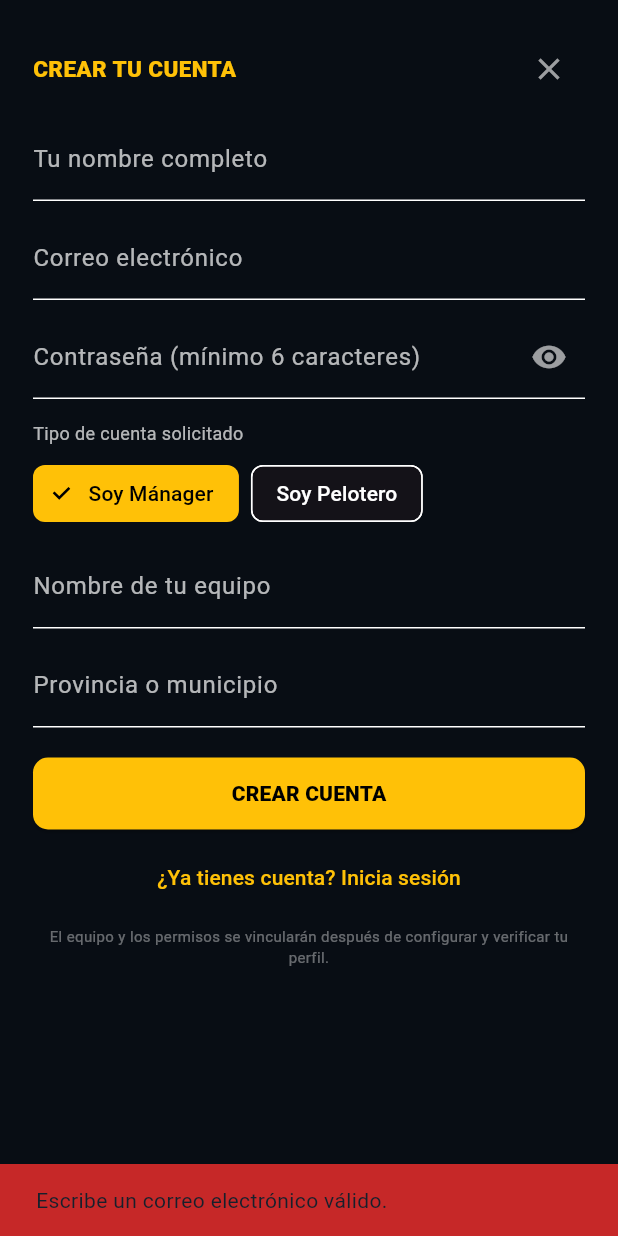
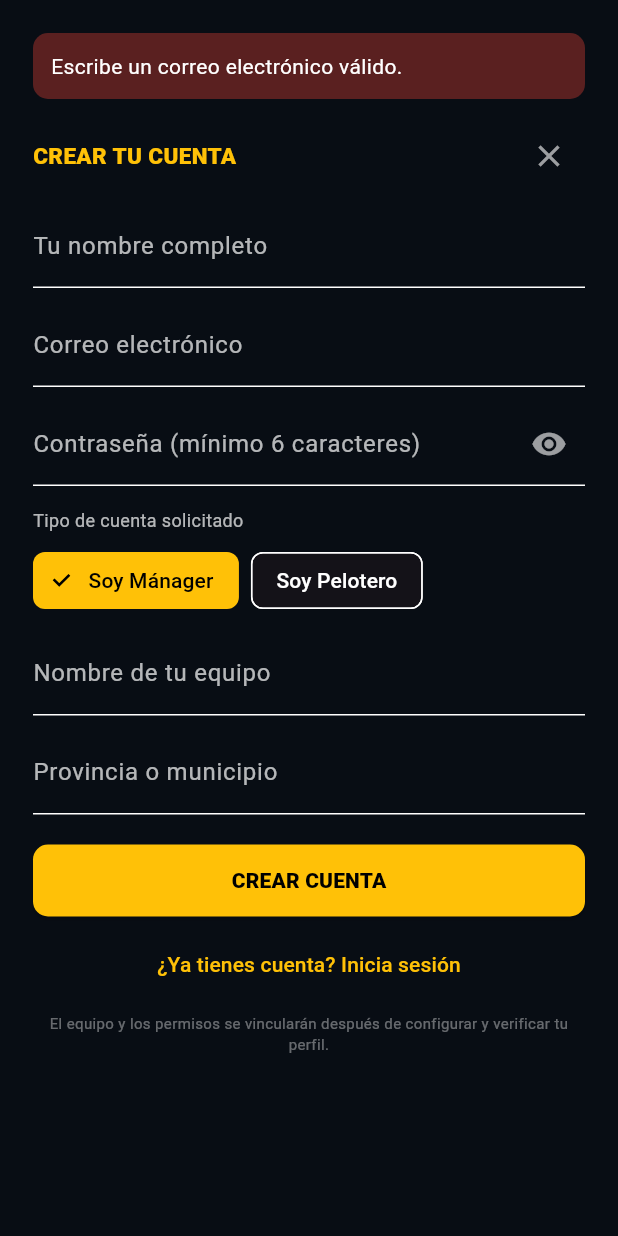
Before and after one commit to cuevas5406/softball-world-lineup, a Flutter app: the FullTeamRegistrationSheet widget shown alone on an empty page, opened directly, after a tap on "CREAR CUENTA", on a phone screen of 412 x 824 dp. Run offline on Flutter 3.47's test engine with Material 3 defaults, Android fonts, the phone set to English and light mode, and no system bars; our stand-ins replace supabase_flutter; accounts and stored records are empty; network calls fail.

Commit message:
Update main.dart

```diff
--- a/lib/main.dart
+++ b/lib/main.dart
@@ -6,7 +6,7 @@ import 'package:url_launcher/url_launcher.dart';
 
 // URL y Claves de tu servidor Supabase
 const String kSupabaseUrl = 'https://epqyabaegmyjtwqezvbc.supabase.co';
-const String kSupabaseAnonKey = 'sb_publishable_gOqSMC3ouDYNDu-mxLmYzQ_LSyCq';
+const String kSupabaseAnonKey = String.fromEnvironment('SUPABASE_PUBLISHABLE_KEY');
 
 // FUNCIÓN PARA ABRIR ENLACES EXTERNOS (WHATSAPP O WEB DE PATROCINADORES)
 Future<void> openExternalUrl(String urlString) async {
@@ -20,6 +20,10 @@ Future<void> openExternalUrl(String urlString) async {
 
 Future<void> main() async {
   WidgetsFlutterBinding.ensureInitialized();
+
+  if (kSupabaseAnonKey.isEmpty) {
+    debugPrint('Falta SUPABASE_PUBLISHABLE_KEY en la compilación.');
+  }
 
   try {
     await Supabase.initialize(
@@ -362,6 +366,8 @@ class _FullTeamRegistrationSheetState extends State<FullTeamRegistrationSheet> {
   bool isRegistering = true;
   bool isSubmitting = false;
   bool obscurePassword = true;
+  String? feedbackMessage;
+  bool feedbackIsError = false;
   String selectedRole = "manager";
 
   final nameCtrl = TextEditingController();
@@ -382,12 +388,10 @@ class _FullTeamRegistrationSheetState extends State<FullTeamRegistrationSheet> {
 
   void _showMessage(String message, {bool error = false}) {
     if (!mounted) return;
-    ScaffoldMessenger.of(context).showSnackBar(
-      SnackBar(
-        content: Text(message),
-        backgroundColor: error ? Colors.red.shade800 : const Color(0xFF263746),
-      ),
-    );
+    setState(() {
+      feedbackMessage = message;
+      feedbackIsError = error;
+    });
   }
 
   Future<void> _submit() async {
@@ -412,7 +416,10 @@ class _FullTeamRegistrationSheetState extends State<FullTeamRegistrationSheet> {
       return;
     }
 
-    setState(() => isSubmitting = true);
+    setState(() {
+      isSubmitting = true;
+      feedbackMessage = null;
+    });
     try {
       final auth = Supabase.instance.client.auth;
       if (isRegistering) {
@@ -465,6 +472,17 @@ class _FullTeamRegistrationSheetState extends State<FullTeamRegistrationSheet> {
             crossAxisAlignment: CrossAxisAlignment.start,
             mainAxisSize: MainAxisSize.min,
             children: [
+              if (feedbackMessage != null)
+                Container(
+                  width: double.infinity,
+                  padding: const EdgeInsets.all(12),
+                  margin: const EdgeInsets.only(bottom: 14),
+                  decoration: BoxDecoration(
+                    color: feedbackIsError ? const Color(0xFF5A2020) : const Color(0xFF203C31),
+                    borderRadius: BorderRadius.circular(10),
+                  ),
+                  child: Text(feedbackMessage!, style: const TextStyle(color: Colors.white)),
+                ),
               Row(
                 mainAxisAlignment: MainAxisAlignment.spaceBetween,
                 children: [
```
